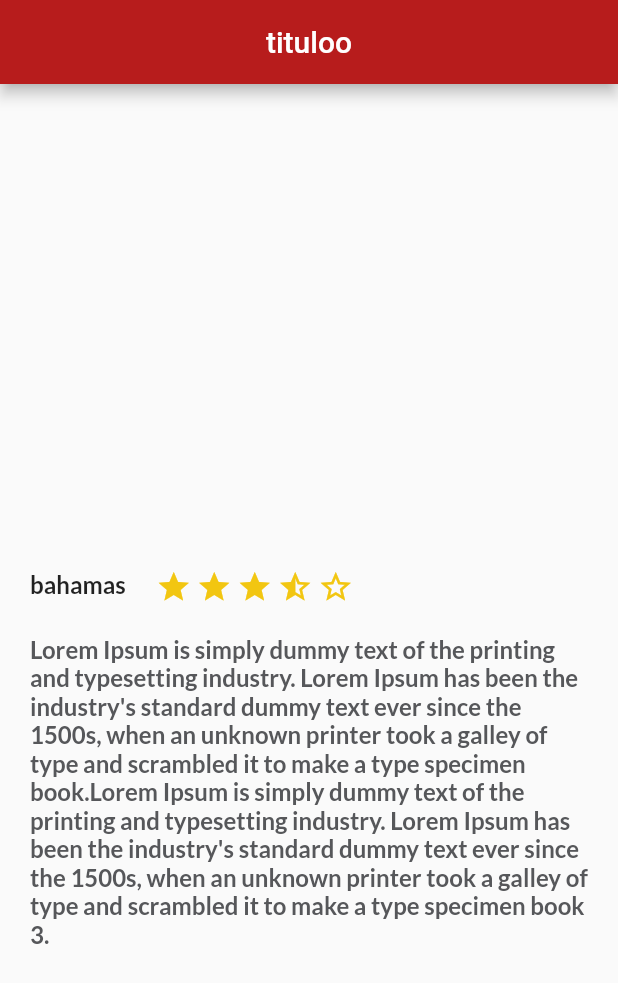
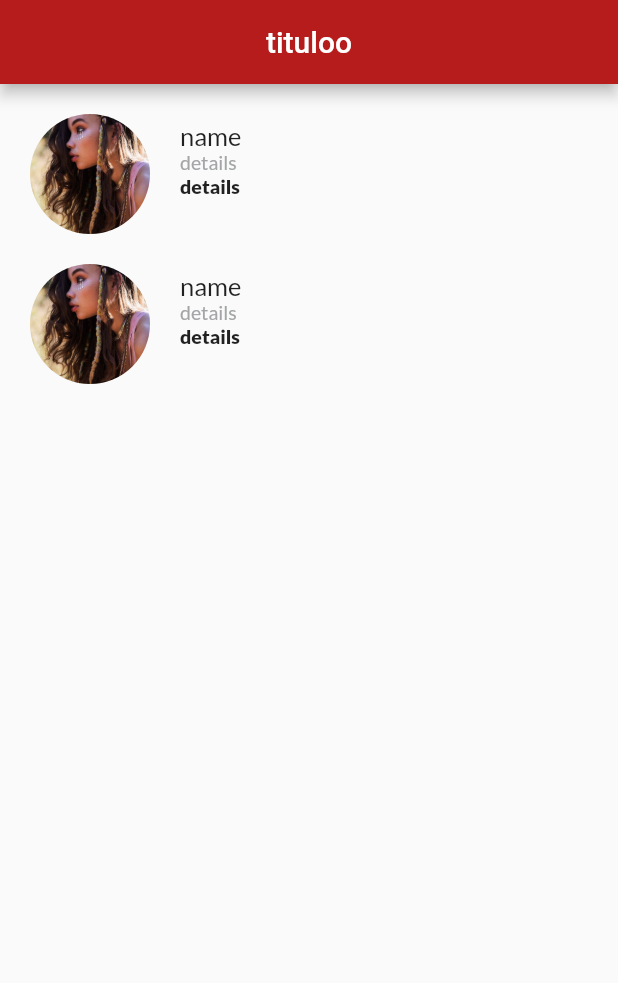
Before and after one commit to romibello/Flutter, a Flutter app: the screen it shows after launch, on a phone screen of 412 x 824 dp. Shown: the top 983 px of the screen. Run offline on Flutter 3.47's test engine with Material 2 defaults, Android fonts, the phone set to English and light mode, and no system bars.

Commit message:
class reviewlist and review

```diff
--- a/primerproyecto/lib/main.dart
+++ b/primerproyecto/lib/main.dart
@@ -1,11 +1,17 @@
 import 'package:flutter/material.dart';
 import 'description_place.dart';
+import 'review_list.dart';
+import 'review.dart';
+
 
 void main() => runApp(MyApp());
 
 class MyApp extends StatelessWidget {
   final dummyDescription = "Lorem Ipsum is simply dummy text of the printing and typesetting industry. Lorem Ipsum has been the industry's standard dummy text ever since the 1500s, when an unknown printer took a galley of type and scrambled it to make a type specimen book."
     "Lorem Ipsum is simply dummy text of the printing and typesetting industry. Lorem Ipsum has been the industry's standard dummy text ever since the 1500s, when an unknown printer took a galley of type and scrambled it to make a type specimen book 3." ;
+
+  List<Review> e1 = [new Review("assets/img/people.jpg", "name", "details", "comment"),new Review("assets/img/people.jpg", "name", "details", "comment")];
+
   @override
   Widget build(BuildContext context) {
     return MaterialApp(
@@ -19,7 +25,8 @@ class MyApp extends StatelessWidget {
           centerTitle: true,
           backgroundColor: Colors.red[900],
         ),
-        body: new DescriptionPlace("bahamas", 4, dummyDescription) ,
+        body: new ReviewList(e1)//new DescriptionPlace("bahamas", 4, dummyDescription) ,
+
       ),//MyHomePage(title: 'Flutter Demo Home Page'),
     );
   }
--- /dev/null
+++ b/primerproyecto/lib/review.dart
@@ -0,0 +1,91 @@
+import 'package:flutter/material.dart';
+
+class Review extends StatelessWidget{
+  String pathImage;
+  String name;
+  String details;
+  String comment;
+
+  Review(this.pathImage, this.name, this.details, this.comment);
+
+  @override
+  Widget build(BuildContext context) {
+
+    final userComment = Container(
+      margin: EdgeInsets.only(
+        left: 20.0,
+      ),
+      child: Text(
+        details,
+        textAlign: TextAlign.left,
+        style: TextStyle(
+          fontFamily: "lato",
+          fontSize: 13.0,
+          fontWeight: FontWeight.w900,
+        ),
+      ),
+    );
+
+    final userInfo = Container(
+      margin: EdgeInsets.only(
+        left: 20.0,
+      ),
+      child: Text(
+        details,
+        textAlign: TextAlign.left,
+        style: TextStyle(
+          fontFamily: "lato",
+          fontSize: 13.0,
+          color: Color(0xFFa3a5a7)
+        ),
+      ),
+    );
+
+    final userName = Container(
+      margin: EdgeInsets.only(
+        left: 20.0,
+      ),
+      child: Text(
+        name,
+        textAlign: TextAlign.left,
+        style: TextStyle(
+          fontFamily: "lato",
+          fontSize: 17.0,
+        ),
+      ),
+    );
+
+    final userDetails = Column(
+      crossAxisAlignment: CrossAxisAlignment.start,
+      children: <Widget>[
+        userName,
+        userInfo,
+        userComment
+      ],
+    );
+
+    final photo = Container(
+      margin: EdgeInsets.only(
+        top: 20.0,
+        left: 20.0,
+      ),
+      width: 80.0,
+      height: 80.0,
+      decoration: BoxDecoration(
+        shape: BoxShape.circle,
+        image: DecorationImage(
+          fit: BoxFit.cover,
+          image: AssetImage(pathImage),
+        ),
+      ),
+    );
+
+
+    return Row(
+      children: <Widget>[
+        photo,
+        userDetails
+      ],
+      );
+  }
+}
--- /dev/null
+++ b/primerproyecto/lib/review_list.dart
@@ -0,0 +1,14 @@
+import 'package:flutter/material.dart';
+import 'package:primerproyecto/review.dart';
+
+class ReviewList extends StatelessWidget{
+  List<Review> items = [];
+  ReviewList(this.items);
+  @override
+  Widget build(BuildContext context) {
+    final reviewList = Column(
+      children: items
+    );
+    return reviewList;
+  }
+}
--- a/primerproyecto/pubspec.yaml
+++ b/primerproyecto/pubspec.yaml
@@ -41,8 +41,8 @@ flutter:
   uses-material-design: true
 
   # To add assets to your application, add an assets section, like this:
-  # assets:
-  #  - images/a_dot_burr.jpeg
+  assets:
+    - assets/img/people.jpg
   #  - images/a_dot_ham.jpeg
 
   # An image asset can refer to one or more resolution-specific "variants", see
```
Also changed, not shown: primerproyecto/assets/img/people.jpg (added).
